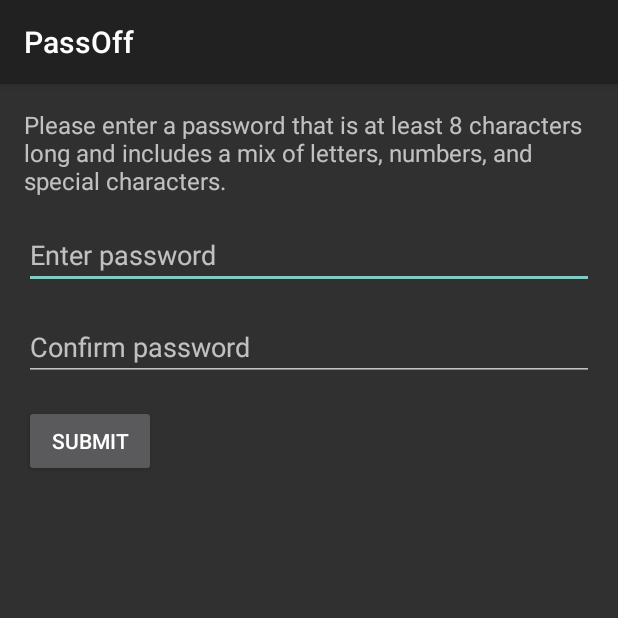
After one commit to BenjaminDurette/PassOff-CS2063Project, an Android app built with Jetpack Compose: the CreatePasswordActivity screen opened directly, with no data from a screen before it, on a phone screen of 412 x 824 dp, the top half of it. The commit adds this screen. Run offline under Robolectric (Android 15) with nearby library versions, the phone set to English and light mode, and no system bars.

Commit message:
password create added

```diff
--- a/app/src/main/AndroidManifest.xml
+++ b/app/src/main/AndroidManifest.xml
@@ -16,6 +16,11 @@
         android:supportsRtl="true"
         android:theme="@style/Theme.PassOff"
         tools:targetApi="31" >
+        <activity
+            android:name=".CreatePasswordActivity"
+            android:theme="@style/Theme.AppCompat"
+            android:exported="true">
+        </activity>
         <activity
             android:name=".LoginActivity"
             android:exported="true"
@@ -48,6 +53,7 @@
         </activity>
 
 
+
     </application>
 
 </manifest>
--- /dev/null
+++ b/app/src/main/java/com/example/passoff/CreatePasswordActivity.kt
@@ -0,0 +1,39 @@
+package com.example.passoff
+
+import android.os.Bundle
+import android.widget.Button
+import android.widget.EditText
+import android.widget.TextView
+import android.widget.Toast
+import androidx.appcompat.app.AppCompatActivity
+
+class CreatePasswordActivity : AppCompatActivity() {
+
+    override fun onCreate(savedInstanceState: Bundle?) {
+        super.onCreate(savedInstanceState)
+        setContentView(R.layout.activity_create_password)
+
+        val passwordEditText = findViewById<EditText>(R.id.passwordEditText)
+        val confirmPasswordEditText = findViewById<EditText>(R.id.confirmPasswordEditText)
+        val submitPasswordButton = findViewById<Button>(R.id.submitPasswordButton)
+
+        submitPasswordButton.setOnClickListener {
+            val password = passwordEditText.text.toString()
+            val confirmPassword = confirmPasswordEditText.text.toString()
+
+            if (isPasswordValid(password) && password == confirmPassword) {
+                // Proceed with password creation logic
+                Toast.makeText(this, "Password set successfully!", Toast.LENGTH_SHORT).show()
+                // Set Password
+                finish()
+            } else {
+                Toast.makeText(this, "Passwords do not match or do not meet the complexity requirements.", Toast.LENGTH_SHORT).show()
+            }
+        }
+    }
+
+    private fun isPasswordValid(password: String): Boolean {
+        val passwordPattern = "^(?=.*[A-Za-z])(?=.*\\d)(?=.*[@\$!%*#?&])[A-Za-z\\d@\$!%*#?&]{8,}$"
+        return password.matches(passwordPattern.toRegex())
+    }
+}
--- a/app/src/main/java/com/example/passoff/MainActivity.kt
+++ b/app/src/main/java/com/example/passoff/MainActivity.kt
@@ -4,10 +4,6 @@ import android.app.Activity
 import android.content.Context
 import android.content.Intent
 import android.os.Bundle
-import android.util.Log
-import android.view.LayoutInflater
-import android.view.Menu
-import android.view.MenuItem
 import android.widget.Button
 import android.widget.ImageButton
 import android.widget.Toast
--- /dev/null
+++ b/app/src/main/res/layout/activity_create_password.xml
@@ -0,0 +1,40 @@
+<?xml version="1.0" encoding="utf-8"?>
+<RelativeLayout xmlns:android="http://schemas.android.com/apk/res/android"
+    android:layout_width="match_parent"
+    android:layout_height="match_parent"
+    android:padding="16dp">
+
+    <TextView
+        android:id="@+id/passwordInstructions"
+        android:layout_width="wrap_content"
+        android:layout_height="wrap_content"
+        android:text="Please enter a password that is at least 8 characters long and includes a mix of letters, numbers, and special characters."
+        android:textSize="16sp"
+        android:layout_marginBottom="16dp" />
+
+    <EditText
+        android:id="@+id/passwordEditText"
+        android:layout_width="match_parent"
+        android:layout_height="wrap_content"
+        android:hint="Enter password"
+        android:inputType="textPassword"
+        android:layout_below="@id/passwordInstructions"
+        android:layout_marginBottom="16dp" />
+
+    <EditText
+        android:id="@+id/confirmPasswordEditText"
+        android:layout_width="match_parent"
+        android:layout_height="wrap_content"
+        android:hint="Confirm password"
+        android:inputType="textPassword"
+        android:layout_below="@id/passwordEditText"
+        android:layout_marginBottom="16dp" />
+
+    <Button
+        android:id="@+id/submitPasswordButton"
+        android:layout_width="wrap_content"
+        android:layout_height="wrap_content"
+        android:text="Submit"
+        android:layout_below="@id/confirmPasswordEditText" />
+
+</RelativeLayout>
```
Also changed, not shown: app/src/main/java/com/example/passoff/LoginActivity.kt (+10 -1 lines).
